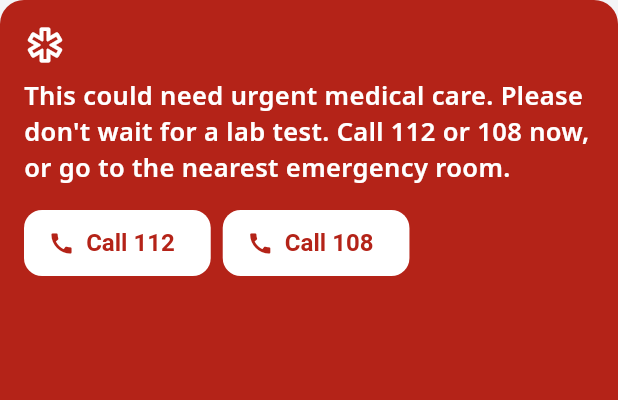
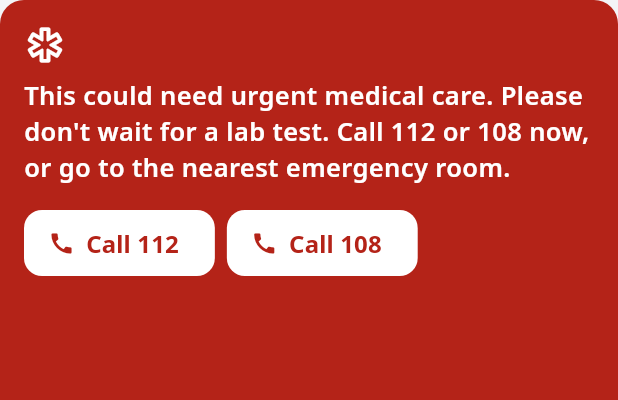
Before and after one commit to AmanSikarwar/booking-bot, a Flutter app: the _SafetyCard widget shown alone on an empty page, opened directly, after a tap on "I understand", on a phone screen of 412 x 824 dp. Shown: the top 400 px of the screen. Run offline on Flutter 3.47's test engine with Material 3 defaults, Android fonts, the phone set to English and light mode, and no system bars; our stand-ins replace connectivity_plus, drift, drift_flutter, flutter_bloc, freezed_annotation, get_it and 4 more; missing offline and left inert: fetch_client, flutter_chat_core, flutter_chat_ui, slang; accounts and stored records are empty; generated files the repository leaves out were written again; network calls fail.

Commit message:
fix(app): anchor chat to bottom, send on enter, keep devanagari in safety buttons

```diff
--- a/app/lib/features/chat/presentation/cards.dart
+++ b/app/lib/features/chat/presentation/cards.dart
@@ -427,7 +427,8 @@ class _SafetyCardState extends State<_SafetyCard> {
                     style: FilledButton.styleFrom(
                       backgroundColor: Colors.white,
                       foregroundColor: widget.color,
-                      textStyle: const TextStyle(fontWeight: FontWeight.w700, fontSize: 16),
+                      textStyle: Theme.of(context).textTheme.labelLarge
+                          ?.copyWith(fontWeight: FontWeight.w700, fontSize: 16),
                     ),
                     onPressed: () => _call(a.number),
                     icon: const Icon(Icons.call),
--- a/app/lib/features/chat/presentation/chat_screen.dart
+++ b/app/lib/features/chat/presentation/chat_screen.dart
@@ -157,9 +157,13 @@ class _ChatScreenState extends State<ChatScreen> {
             customMessageBuilder: (context, m, _, {required isSentByMe, groupStatus}) =>
                 _custom(context, m, flagged: flagged),
             emptyChatListBuilder: (context) => _Welcome(onPick: _send),
+            chatAnimatedListBuilder: (context, itemBuilder) =>
+                ChatAnimatedListReversed(itemBuilder: itemBuilder),
             composerBuilder: (context) => Composer(
               hintText: t.chat.inputHint,
               sendButtonVisibilityMode: SendButtonVisibilityMode.disabled,
+              sendOnEnter: true,
+              textInputAction: TextInputAction.send,
               topWidget: !online
                   ? _Strip(icon: Icons.wifi_off, text: t.offline.banner)
                   : flagged
```
